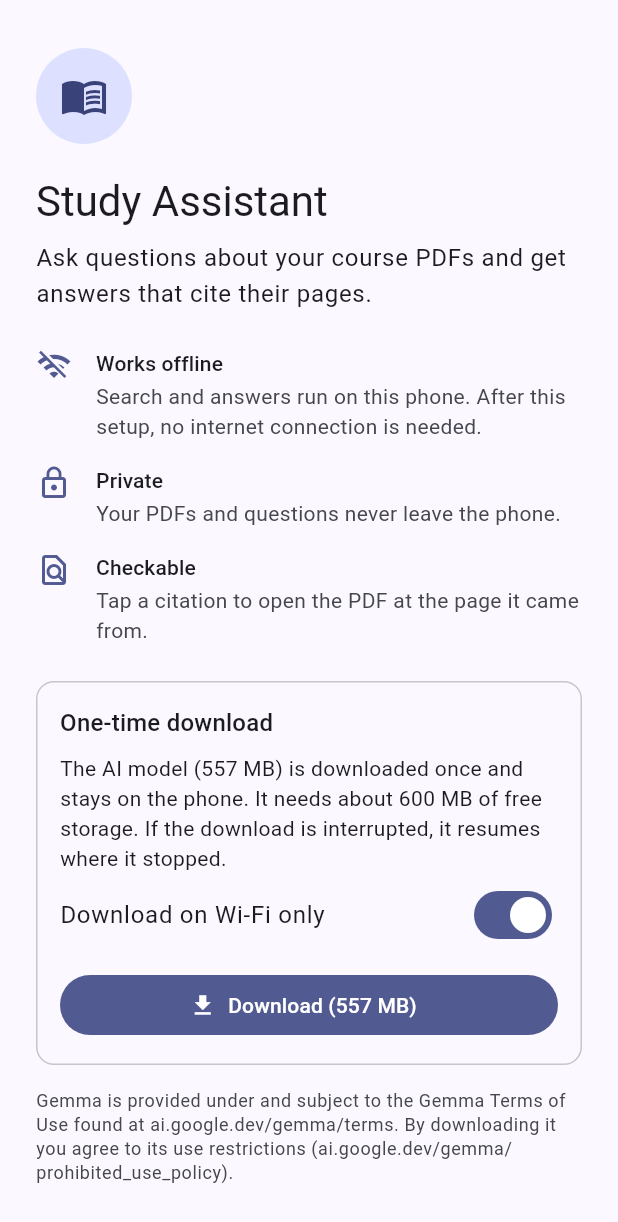
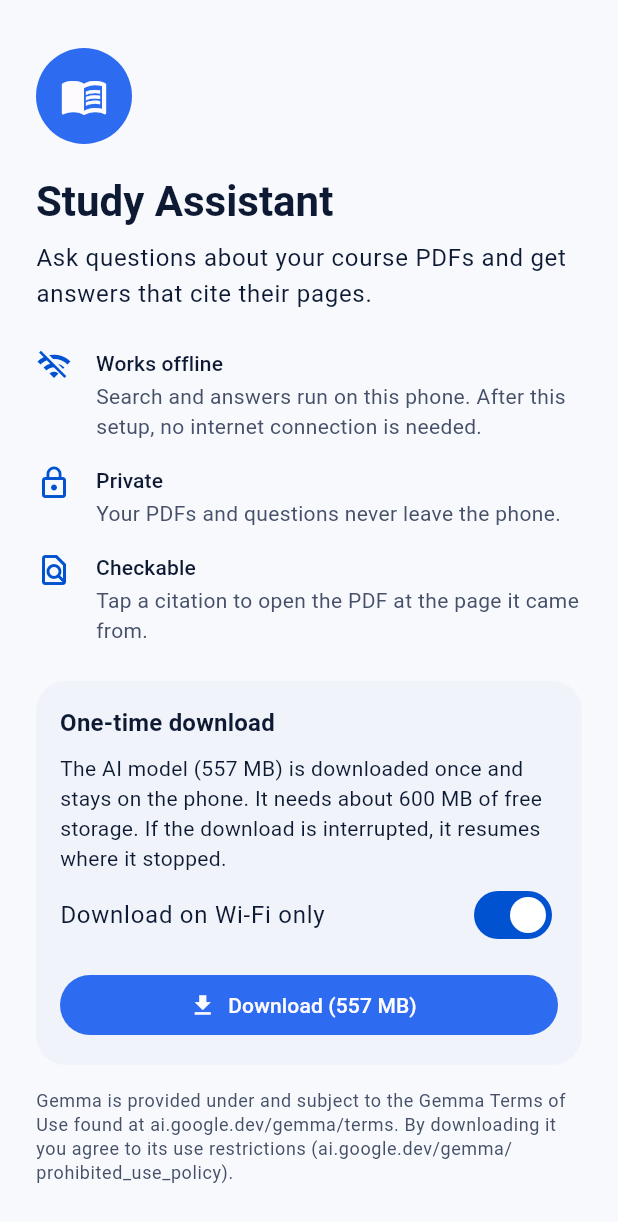
Before and after one commit to dhafer123/Offline_RAG_study_assistant, a Flutter app: the screen it shows after launch, on a phone screen of 412 x 824 dp. Shown: the top 1222 px of the screen. Run offline on Flutter 3.47's test engine with Material 3 defaults, Android fonts, the phone set to English and light mode, and no system bars; our stand-ins replace connectivity_plus, drift, flutter_riverpod, go_router, riverpod_annotation, shared_preferences; missing offline and left inert: file_selector, flutter_gemma, pdfrx; accounts and stored records are empty; generated files the repository leaves out were written again.

Commit message:
Theme from the icon and bot palette, with a contrast test (task 4.4b, step 2)
Co-Authored-By: Claude Opus 5.5 <noreply@anthropic.com>

```diff
--- a/lib/app/theme.dart
+++ b/lib/app/theme.dart
@@ -1,29 +1,165 @@
 import 'package:flutter/material.dart';
 
+/// Colors of the app icon and the assistant bot (`design/`), the theme's
+/// starting point.
+abstract final class BrandColors {
+  /// The bot's ear pieces: primary.
+  static const blue = Color(0xFF2D6CF0);
+
+  /// The bot's eyes and antenna: accents (tertiary).
+  static const cyan = Color(0xFF45E7F4);
+
+  /// The bot's visor: dark surfaces.
+  static const navy = Color(0xFF13213F);
+
+  /// The icon's background.
+  static const deepNavy = Color(0xFF0B1E4A);
+
+  /// The bot's helmet: light surfaces.
+  static const helmet = Color(0xFFE2E9F4);
+}
+
 abstract final class AppTheme {
-  /// Same indigo as the app icon's background (`ic_launcher_background`).
-  static const Color seed = Color(0xFF3949AB);
+  static const Color seed = BrandColors.blue;
 
-  static final ThemeData light = _build(Brightness.light);
-  static final ThemeData dark = _build(Brightness.dark);
+  static final ThemeData light = _build(_lightScheme());
+  static final ThemeData dark = _build(_darkScheme());
 
-  static ThemeData _build(Brightness brightness) {
-    final scheme = ColorScheme.fromSeed(
+  /// Blue keeps its full saturation (fidelity), cyan becomes the tertiary
+  /// accent, surfaces are tinted like the bot's helmet.
+  static ColorScheme _lightScheme() {
+    final accent = ColorScheme.fromSeed(seedColor: BrandColors.cyan);
+    return ColorScheme.fromSeed(
       seedColor: seed,
-      brightness: brightness,
+      dynamicSchemeVariant: DynamicSchemeVariant.fidelity,
+    ).copyWith(
+      tertiary: accent.primary,
+      onTertiary: accent.onPrimary,
+      tertiaryContainer: accent.primaryContainer,
+      onTertiaryContainer: accent.onPrimaryContainer,
+      surface: const Color(0xFFF7F9FD),
+      surfaceDim: const Color(0xFFD8DFEB),
+      surfaceBright: const Color(0xFFF7F9FD),
+      surfaceContainerLowest: Colors.white,
+      surfaceContainerLow: const Color(0xFFF0F4FA),
+      surfaceContainer: const Color(0xFFE9EEF7),
+      surfaceContainerHigh: BrandColors.helmet,
+      surfaceContainerHighest: const Color(0xFFD9E1EE),
+      onSurface: const Color(0xFF0E1A33),
+      onSurfaceVariant: const Color(0xFF465169),
+      outline: const Color(0xFF727D94),
+      outlineVariant: const Color(0xFFC4CFE2),
     );
-    return ThemeData(
-      colorScheme: scheme,
+  }
+
+  /// Navy surfaces from the bot's visor, cyan accents like its eyes.
+  static ColorScheme _darkScheme() {
+    final accent = ColorScheme.fromSeed(
+      seedColor: BrandColors.cyan,
+      brightness: Brightness.dark,
+    );
+    return ColorScheme.fromSeed(
+      seedColor: seed,
+      brightness: Brightness.dark,
+      dynamicSchemeVariant: DynamicSchemeVariant.fidelity,
+    ).copyWith(
+      tertiary: BrandColors.cyan,
+      onTertiary: const Color(0xFF00363B),
+      tertiaryContainer: accent.primaryContainer,
+      onTertiaryContainer: accent.onPrimaryContainer,
+      surface: const Color(0xFF0A1330),
+      surfaceDim: const Color(0xFF0A1330),
+      surfaceBright: const Color(0xFF2A3858),
+      surfaceContainerLowest: const Color(0xFF060D22),
+      surfaceContainerLow: const Color(0xFF0F1A38),
+      surfaceContainer: BrandColors.navy,
+      surfaceContainerHigh: const Color(0xFF1B2A4C),
+      surfaceContainerHighest: const Color(0xFF253559),
+      onSurface: BrandColors.helmet,
+      onSurfaceVariant: const Color(0xFFA9B6CF),
+      outline: const Color(0xFF6B7894),
+      outlineVariant: const Color(0xFF2E3C5C),
+    );
+  }
+
+  static ThemeData _build(ColorScheme scheme) {
+    final base = ThemeData(colorScheme: scheme);
+    final text = base.textTheme;
+    const rounded = RoundedRectangleBorder(
+      borderRadius: BorderRadius.all(Radius.circular(20)),
+    );
+    return base.copyWith(
+      scaffoldBackgroundColor: scheme.surface,
+      // Bolder titles: friendlier, and easier to scan. Sizes come from
+      // Material's typography, merged in when the theme is applied.
+      textTheme: text.copyWith(
+        headlineMedium: text.headlineMedium?.copyWith(
+          fontWeight: FontWeight.w700,
+        ),
+        headlineSmall: text.headlineSmall?.copyWith(
+          fontWeight: FontWeight.w700,
+        ),
+        titleLarge: text.titleLarge?.copyWith(fontWeight: FontWeight.w600),
+        titleMedium: text.titleMedium?.copyWith(fontWeight: FontWeight.w600),
+      ),
       appBarTheme: AppBarTheme(
         backgroundColor: scheme.surface,
+        foregroundColor: scheme.onSurface,
         scrolledUnderElevation: 2,
       ),
-      inputDecorationTheme: const InputDecorationTheme(
-        border: OutlineInputBorder(),
+      cardTheme: CardThemeData(
+        color: scheme.surfaceContainerLow,
+        elevation: 0,
+        shape: rounded,
+        margin: EdgeInsets.zero,
+      ),
+      listTileTheme: const ListTileThemeData(shape: rounded),
+      // Main actions in the brand blue in both modes (dark mode's primary is
+      // a pale tone, for text and icons on navy).
+      floatingActionButtonTheme: FloatingActionButtonThemeData(
+        backgroundColor: scheme.primaryContainer,
+        foregroundColor: scheme.onPrimaryContainer,
+        shape: const StadiumBorder(),
+      ),
+      filledButtonTheme: FilledButtonThemeData(
+        style: FilledButton.styleFrom(
+          backgroundColor: scheme.primaryContainer,
+          foregroundColor: scheme.onPrimaryContainer,
+        ),
+      ),
+      chipTheme: const ChipThemeData(shape: StadiumBorder()),
+      dialogTheme: const DialogThemeData(
+        shape: RoundedRectangleBorder(
+          borderRadius: BorderRadius.all(Radius.circular(28)),
+        ),
+      ),
+      inputDecorationTheme: InputDecorationTheme(
+        filled: true,
+        fillColor: scheme.surfaceContainerHigh,
         isDense: true,
+        contentPadding: const EdgeInsets.symmetric(
+          horizontal: 18,
+          vertical: 14,
+        ),
+        border: const OutlineInputBorder(
+          borderRadius: BorderRadius.all(Radius.circular(24)),
+          borderSide: BorderSide.none,
+        ),
+        focusedBorder: OutlineInputBorder(
+          borderRadius: const BorderRadius.all(Radius.circular(24)),
+          borderSide: BorderSide(color: scheme.primary, width: 2),
+        ),
+      ),
+      progressIndicatorTheme: ProgressIndicatorThemeData(
+        color: scheme.primary,
+        linearTrackColor: scheme.surfaceContainerHighest,
+        borderRadius: const BorderRadius.all(Radius.circular(4)),
       ),
       snackBarTheme: const SnackBarThemeData(
         behavior: SnackBarBehavior.floating,
+        shape: RoundedRectangleBorder(
+          borderRadius: BorderRadius.all(Radius.circular(14)),
+        ),
       ),
     );
   }
--- a/lib/features/benchmark/presentation/bot_preview_screen.dart
+++ b/lib/features/benchmark/presentation/bot_preview_screen.dart
@@ -1,6 +1,7 @@
 import 'dart:async';
 
 import 'package:flutter/material.dart';
+import 'package:offline_study_assistant/app/theme.dart';
 import 'package:offline_study_assistant/app/widgets/bot/bot_avatar.dart';
 import 'package:offline_study_assistant/app/widgets/bot/bot_mood.dart';
 import 'package:offline_study_assistant/app/widgets/bot/bot_painter.dart';
@@ -115,8 +116,8 @@ class _BotPreviewScreenState extends State<BotPreviewScreen> {
                     margin: const EdgeInsets.all(4),
                     decoration: BoxDecoration(
                       color: brightness == Brightness.light
-                          ? const Color(0xFFFBF8FF)
-                          : const Color(0xFF131318),
+                          ? AppTheme.light.colorScheme.surface
+                          : AppTheme.dark.colorScheme.surface,
                       borderRadius: BorderRadius.circular(16),
                     ),
                     child: Center(child: BotAvatar(mood: _mood, size: 96)),
```
Also changed, not shown: 4 other files.
